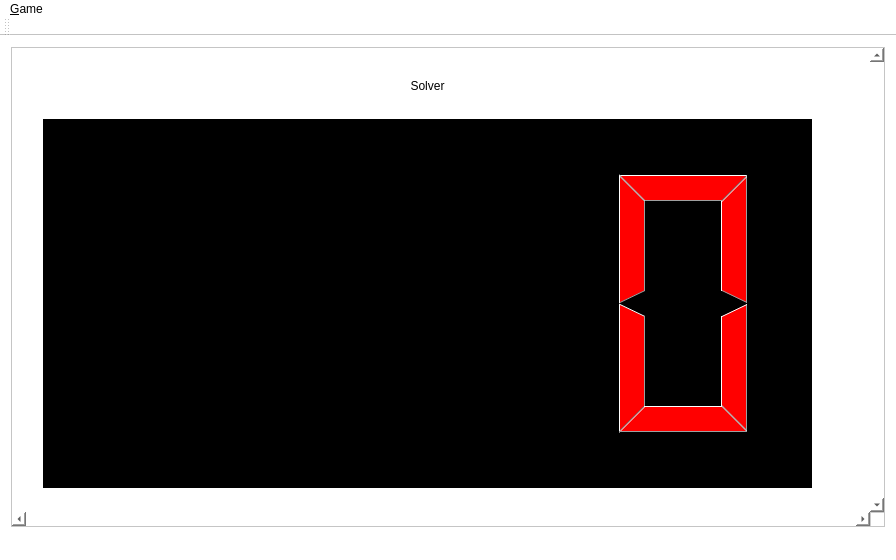
skullbox305/Minesweeper-Solver, file mainwindow.ui: the form before one commit.
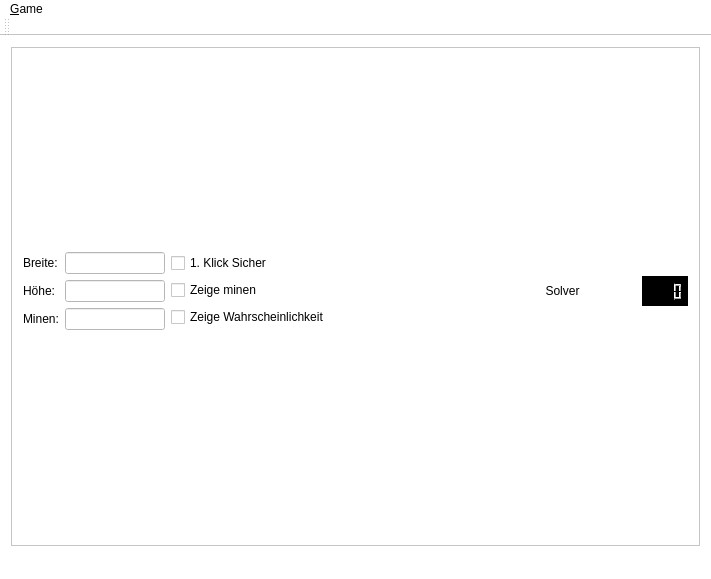
The form after the commit. Icons and pictures are not drawn.

Commit message: Ui neu Designed Layout boxen hinzugefügt

```diff
--- a/mainwindow.ui
+++ b/mainwindow.ui
@@ -6,8 +6,8 @@
    <rect>
     <x>0</x>
     <y>0</y>
-    <width>896</width>
-    <height>560</height>
+    <width>711</width>
+    <height>579</height>
    </rect>
   </property>
   <property name="palette">
@@ -122,14 +122,12 @@
    </property>
    <layout class="QGridLayout" name="gridLayout">
     <item row="0" column="0">
-     <layout class="QGridLayout" name="gridLayout_4">
-      <item row="0" column="0">
        <widget class="QScrollArea" name="scrollArea">
         <property name="verticalScrollBarPolicy">
-         <enum>Qt::ScrollBarAlwaysOn</enum>
+       <enum>Qt::ScrollBarAsNeeded</enum>
         </property>
         <property name="horizontalScrollBarPolicy">
-         <enum>Qt::ScrollBarAlwaysOn</enum>
+       <enum>Qt::ScrollBarAsNeeded</enum>
         </property>
         <property name="sizeAdjustPolicy">
          <enum>QAbstractScrollArea::AdjustIgnored</enum>
@@ -142,37 +140,136 @@
           <rect>
            <x>0</x>
            <y>0</y>
-           <width>853</width>
-           <height>464</height>
-          </rect>
-         </property>
-         <widget class="QWidget" name="layoutWidget">
-          <property name="geometry">
-           <rect>
-            <x>20</x>
-            <y>20</y>
-            <width>791</width>
-            <height>431</height>
-           </rect>
-          </property>
+         <width>691</width>
+         <height>501</height>
+        </rect>
+       </property>
+       <layout class="QGridLayout" name="gridLayout_4" rowstretch="10,90">
+        <property name="sizeConstraint">
+         <enum>QLayout::SetDefaultConstraint</enum>
+        </property>
+        <item row="1" column="0">
           <layout class="QGridLayout" name="gridLayout_2">
            <item row="0" column="1">
             <layout class="QGridLayout" name="mineContainer" rowstretch="0" columnstretch="0">
              <property name="sizeConstraint">
               <enum>QLayout::SetFixedSize</enum>
              </property>
+            <property name="leftMargin">
+             <number>5</number>
+            </property>
+            <property name="topMargin">
+             <number>5</number>
+            </property>
+            <property name="rightMargin">
+             <number>5</number>
+            </property>
+            <property name="bottomMargin">
+             <number>5</number>
+            </property>
              <property name="spacing">
-              <number>0</number>
+             <number>5</number>
              </property>
             </layout>
            </item>
+         </layout>
+        </item>
            <item row="0" column="0">
-            <layout class="QGridLayout" name="gridLayout_3">
-             <item row="5" column="0">
+         <layout class="QGridLayout" name="gridLayout_3" columnstretch="0,10,10,10,0" columnminimumwidth="0,0,0,0,0">
+          <property name="sizeConstraint">
+           <enum>QLayout::SetDefaultConstraint</enum>
+          </property>
+          <item row="0" column="2">
+           <widget class="QPushButton" name="smileyFace">
+            <property name="text">
+             <string/>
+            </property>
+            <property name="icon">
+             <iconset>
+              <normalon>:/images/normal_face.png</normalon>
+             </iconset>
+            </property>
+           </widget>
+          </item>
+          <item row="0" column="3">
+           <widget class="QPushButton" name="pushButton">
+            <property name="text">
+             <string>Solver</string>
+            </property>
+           </widget>
+          </item>
+          <item row="0" column="0">
+           <layout class="QFormLayout" name="formLayout">
+            <property name="sizeConstraint">
+             <enum>QLayout::SetNoConstraint</enum>
+            </property>
+            <property name="labelAlignment">
+             <set>Qt::AlignLeading|Qt::AlignLeft|Qt::AlignVCenter</set>
+            </property>
+            <item row="0" column="0">
+             <widget class="QLabel" name="label">
+              <property name="text">
+               <string>Breite:</string>
+              </property>
+             </widget>
+            </item>
+            <item row="0" column="1">
+             <widget class="QLineEdit" name="lineEdit">
+              <property name="maximumSize">
+               <size>
+                <width>100</width>
+                <height>16777215</height>
+               </size>
+              </property>
+             </widget>
+            </item>
+            <item row="1" column="0">
+             <widget class="QLabel" name="label_2">
+              <property name="text">
+               <string>Höhe:</string>
+              </property>
+             </widget>
+            </item>
+            <item row="1" column="1">
+             <widget class="QLineEdit" name="lineEdit_3">
+              <property name="maximumSize">
+               <size>
+                <width>100</width>
+                <height>16777215</height>
+               </size>
+              </property>
+             </widget>
+            </item>
+            <item row="2" column="0">
+             <widget class="QLabel" name="label_3">
+              <property name="text">
+               <string>Minen:</string>
+              </property>
+             </widget>
+            </item>
+            <item row="2" column="1">
+             <widget class="QLineEdit" name="lineEdit_2">
+              <property name="maximumSize">
+               <size>
+                <width>100</width>
+                <height>16777215</height>
+               </size>
+              </property>
+             </widget>
+            </item>
+           </layout>
+          </item>
+          <item row="0" column="4">
               <widget class="QLCDNumber" name="lcdFlagCount">
                <property name="enabled">
                 <bool>true</bool>
                </property>
+            <property name="maximumSize">
+             <size>
+              <width>60</width>
+              <height>30</height>
+             </size>
+            </property>
                <property name="autoFillBackground">
                 <bool>false</bool>
                </property>
@@ -194,33 +291,36 @@
                </property>
               </widget>
              </item>
-             <item row="3" column="0">
-              <widget class="QPushButton" name="pushButton">
+          <item row="0" column="1">
+           <layout class="QVBoxLayout" name="verticalLayout_2">
+            <item>
+             <widget class="QCheckBox" name="checkBox_3">
                <property name="text">
-                <string>Solver</string>
+               <string>1. Klick Sicher</string>
                </property>
               </widget>
              </item>
-             <item row="4" column="0">
-              <widget class="QPushButton" name="smileyFace">
+            <item>
+             <widget class="QCheckBox" name="checkBox">
                <property name="text">
-                <string/>
-               </property>
-               <property name="icon">
-                <iconset>
-                 <normalon>:/images/normal_face.png</normalon>
-                </iconset>
+               <string>Zeige minen</string>
+              </property>
+             </widget>
+            </item>
+            <item>
+             <widget class="QCheckBox" name="checkBox_2">
+              <property name="text">
+               <string>Zeige Wahrscheinlichkeit</string>
                </property>
               </widget>
              </item>
             </layout>
            </item>
           </layout>
-         </widget>
-        </widget>
-       </widget>
-      </item>
-     </layout>
+        </item>
+       </layout>
+      </widget>
+     </widget>
     </item>
    </layout>
   </widget>
@@ -238,8 +338,8 @@
     <rect>
      <x>0</x>
      <y>0</y>
-     <width>896</width>
-     <height>21</height>
+     <width>711</width>
+     <height>19</height>
     </rect>
    </property>
    <widget class="QMenu" name="menu_File">
```
Lines whose indentation alone changed are shown as unchanged.
